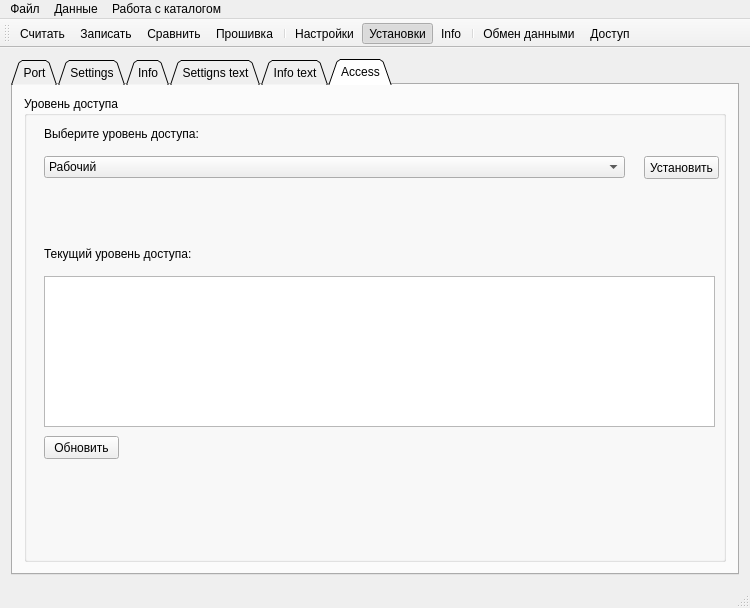
This is ListenPort/listenport.ui in Evgeniykull/ListenPort as Qt 5 draws it before an edit. The edited form follows.
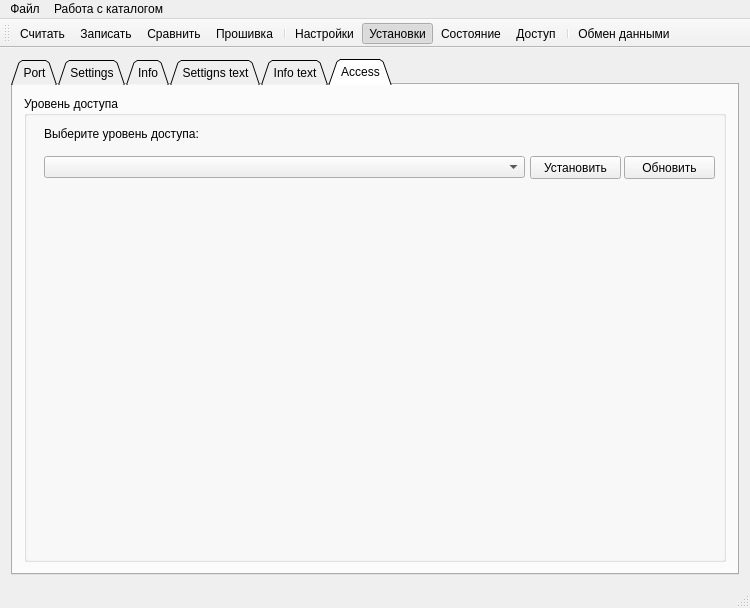
This is the edited form. The open tabs and pages were chosen to show the change. Icons and pictures are not drawn.

Commit message: Доработана визуальная состовляющая

Patch:
```diff
--- a/ListenPort/listenport.ui
+++ b/ListenPort/listenport.ui
@@ -271,7 +271,7 @@
         <string>Access</string>
        </attribute>
        <layout class="QGridLayout" name="gridLayout_7">
-        <item row="0" column="1">
+        <item row="0" column="0">
          <widget class="QGroupBox" name="grBoxAccess">
           <property name="title">
            <string>Уровень доступа</string>
@@ -294,10 +294,15 @@
             <rect>
              <x>20</x>
              <y>60</y>
-             <width>581</width>
+             <width>481</width>
              <height>22</height>
             </rect>
            </property>
+           <item>
+            <property name="text">
+             <string> </string>
+            </property>
+           </item>
            <item>
             <property name="text">
              <string>Рабочий</string>
@@ -317,9 +322,9 @@
           <widget class="QPushButton" name="pbAcess">
            <property name="geometry">
             <rect>
-             <x>620</x>
+             <x>506</x>
              <y>60</y>
-             <width>75</width>
+             <width>91</width>
              <height>23</height>
             </rect>
            </property>
@@ -327,35 +332,12 @@
             <string>Установить</string>
            </property>
           </widget>
-          <widget class="QLabel" name="lblAccessNow">
-           <property name="geometry">
-            <rect>
-             <x>20</x>
-             <y>150</y>
-             <width>261</width>
-             <height>16</height>
-            </rect>
-           </property>
-           <property name="text">
-            <string>Текущий уровень доступа:</string>
-           </property>
-          </widget>
-          <widget class="QTextEdit" name="teAccessNow">
-           <property name="geometry">
-            <rect>
-             <x>20</x>
-             <y>180</y>
-             <width>671</width>
-             <height>151</height>
-            </rect>
-           </property>
-          </widget>
           <widget class="QPushButton" name="pbAceesNow">
            <property name="geometry">
             <rect>
-             <x>20</x>
-             <y>340</y>
-             <width>75</width>
+             <x>600</x>
+             <y>60</y>
+             <width>91</width>
              <height>23</height>
             </rect>
            </property>
@@ -395,16 +377,7 @@
     <addaction name="actWriteFileToDevice"/>
     <addaction name="actReadFileFromDevice"/>
    </widget>
-   <widget class="QMenu" name="menu_2">
-    <property name="title">
-     <string>Данные</string>
-    </property>
-    <addaction name="actSave"/>
-    <addaction name="actReadFormFile"/>
-    <addaction name="actWriteChangeToDevice"/>
-   </widget>
    <addaction name="menuFile"/>
-   <addaction name="menu_2"/>
    <addaction name="menu"/>
   </widget>
   <widget class="QToolBar" name="mainToolBar">
@@ -422,9 +395,9 @@
    <addaction name="actSettings"/>
    <addaction name="actChangeParams"/>
    <addaction name="actParams"/>
-   <addaction name="separator"/>
-   <addaction name="actExchange"/>
    <addaction name="actAccess"/>
+   <addaction name="separator"/>
+   <addaction name="actExchange"/>
   </widget>
   <widget class="QStatusBar" name="statusBar"/>
   <action name="actRead">
@@ -544,7 +517,7 @@
     <bool>true</bool>
    </property>
    <property name="text">
-    <string>Info</string>
+    <string>Состояние</string>
    </property>
    <property name="toolTip">
     <string>Текущие параметры устройства</string>
```
Left out of the diff: 39 changed lines with no effect on the pictures. The commit also changes 1 other file.
